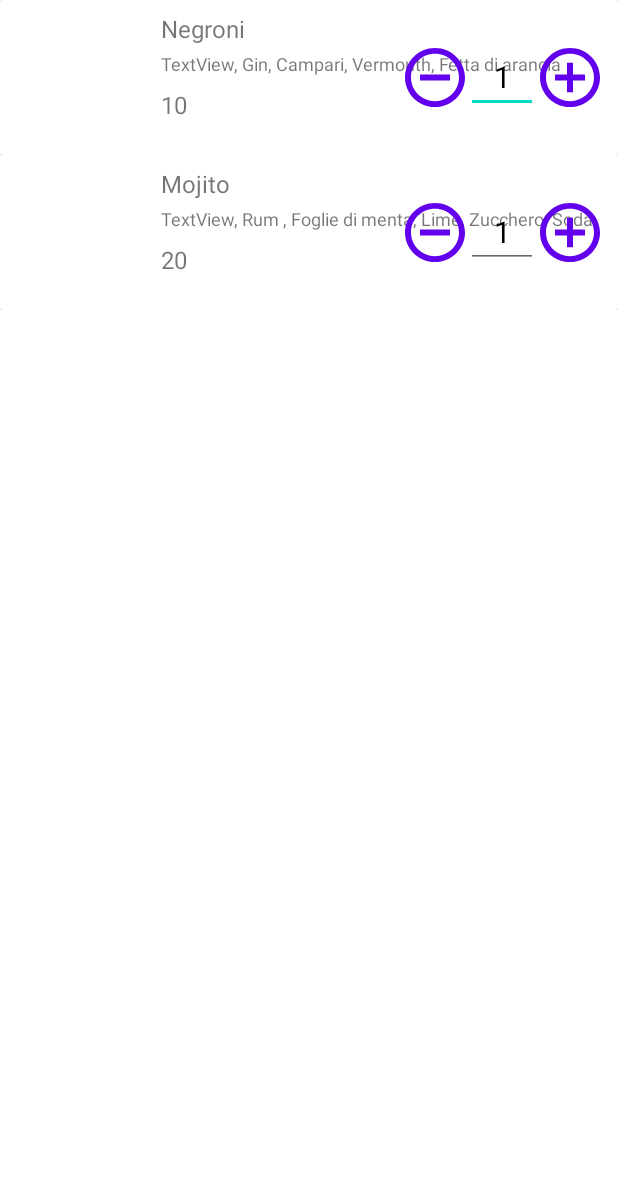
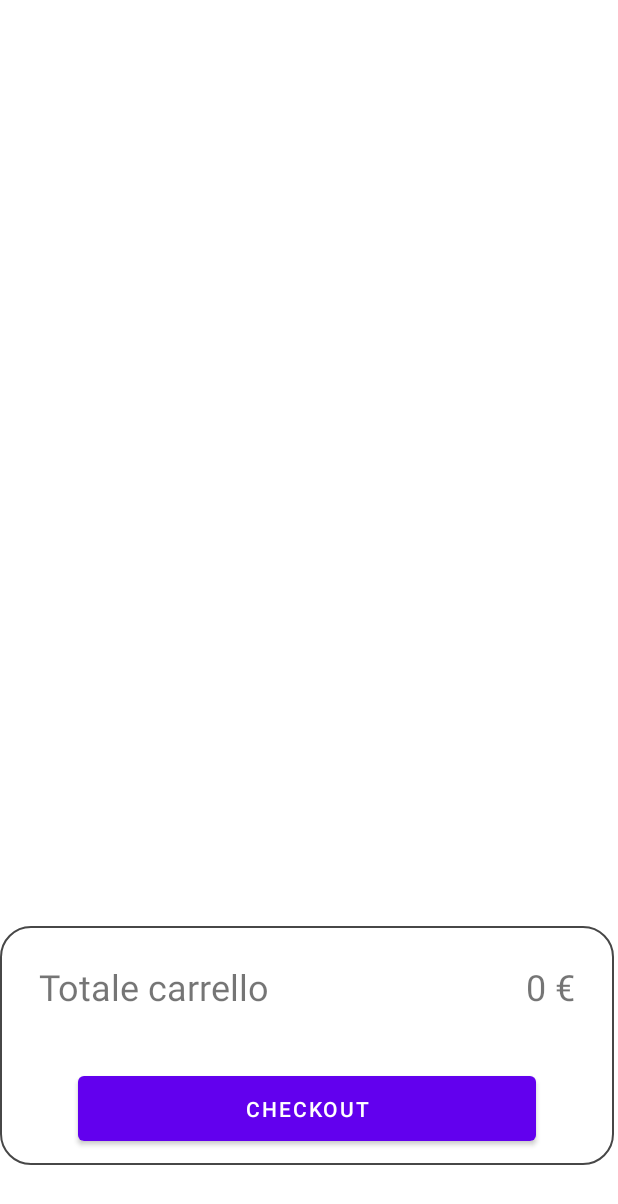
Before and after one commit to ErNikki/DiscoTicket, an Android app: the DrinkMenu screen opened directly, with no data from a screen before it, on a phone screen of 412 x 824 dp. Shown: the top 1204 px of the screen. Run offline under Robolectric (Android 15) with nearby library versions, the phone set to English and light mode, and no system bars; 2 statements that could not run were skipped.

Commit message:
drink menu start implementation at least over!

```diff
--- a/app/src/main/java/com/hackerini/discoticket/activities/ClubDetails.kt
+++ b/app/src/main/java/com/hackerini/discoticket/activities/ClubDetails.kt
@@ -21,6 +21,8 @@ class ClubDetails : AppCompatActivity() {
         val club = intent.getSerializableExtra("club") as Club
         Log.d("TAG", club.name)
 
+
+
         val clubImage = findViewById<ImageView>(R.id.clubDetailClubImage)
         val clubName = findViewById<TextView>(R.id.clubDetailsClubName)
         val address= findViewById<TextView>(R.id.clubDetailsAddress)
@@ -43,6 +45,7 @@ class ClubDetails : AppCompatActivity() {
         val drinkMenuButton = findViewById<Button>(R.id.clubDetailsDrinkMenuButton) as Button
         drinkMenuButton.setOnClickListener {
             val intent = Intent(this, DrinkMenu::class.java)
+            intent.putExtra("club",club)
             startActivity(intent)
         }
 
--- a/app/src/main/java/com/hackerini/discoticket/activities/DrinkMenu.kt
+++ b/app/src/main/java/com/hackerini/discoticket/activities/DrinkMenu.kt
@@ -1,64 +1,72 @@
 package com.hackerini.discoticket.activities
 
 import android.annotation.SuppressLint
-import androidx.appcompat.app.AppCompatActivity
 import android.os.Bundle
+import android.util.Log
+import android.widget.Button
 import android.widget.FrameLayout
 import android.widget.LinearLayout
-import android.widget.ScrollView
+import android.widget.TextView
+import androidx.appcompat.app.AppCompatActivity
 import com.hackerini.discoticket.R
 import com.hackerini.discoticket.fragments.elements.DrinkElement
-import com.hackerini.discoticket.fragments.elements.EventElement
+import com.hackerini.discoticket.objects.Club
 import com.hackerini.discoticket.objects.Drink
 
 class DrinkMenu : AppCompatActivity() {
+
+
+
     @SuppressLint("ResourceType")
     override fun onCreate(savedInstanceState: Bundle?) {
         super.onCreate(savedInstanceState)
         setContentView(R.layout.activity_drink_menu)
 
+        val totalCart=findViewById<TextView>(R.id.drinkMenuCartTotal)
+        totalCart.setText(0.toString().plus(" €"))
+
+        val club = intent.getSerializableExtra("club") as Club
+        Log.d("TAG", club.name)
+
+        val drinks=club?.drinks
+
         //var scrollView = findViewById<ScrollView>(R.id.drinkMenuScrollView)
-        var layout= findViewById<LinearLayout>(R.id.drinkMenuLinearLayout)
+        val layout= findViewById<LinearLayout>(R.id.drinkMenuLinearLayout)
 
-        val manager = supportFragmentManager.fragments
+        val fragmentManager = supportFragmentManager.fragments
         val transaction = supportFragmentManager.beginTransaction()
 
-        for (fragment in manager) {
+        for (fragment in fragmentManager) {
             transaction.remove(fragment)
         }
 
-        val drink1= Drink("Negroni",10)
-        val drink2= Drink("Mojito",20)
-
-        val frame = FrameLayout(this)
-        frame.id=1
-        layout.addView(frame)
-        transaction.add(1,DrinkElement.newInstance(drink1) )
-
-        val frame2 = FrameLayout(this)
-        frame2.id=2
-        layout.addView(frame2)
-        transaction.add(2,DrinkElement.newInstance(drink2) )
+        var i=0
+        if (drinks != null) {
+            drinks.forEach { e->
+                val drink= Drink(e)
+                val frame = FrameLayout(this)
+                frame.id=i
+                layout.addView(frame)
+                transaction.add(i,DrinkElement.newInstance(drink),e)
+                i++
+            }
+        }
         transaction.commit()
 
-        /*
-        LinearLayout layout = (LinearLayout)findViewById(R.id.linear);
-        FragmentTxn txn = getFragmentManager.beginTransaction();
-        int i = 1; // This seems really fragile though
-        for (Fragment f : fragments) {
-              FrameLayout frame = new FrameLayout(this);
-              frame.setId(i);
-              layout.addView(frame);
-              txn.add(i, f);
-              i++;
-         }
-         txn.commit();
-         */
+        val checkoutButton=findViewById<Button>(R.id.drinkMenuCheckoutButon)
+        checkoutButton.setOnClickListener {
+            //manca solo buildare l'order item!!!!!!
+            if (drinks != null) {
+                drinks.forEach { e->
+                    var drinkElement= getSupportFragmentManager().findFragmentByTag(e) as DrinkElement
+                    Log.d("tag",drinkElement.getName())
+                    Log.d("tag", drinkElement.getPrice().toString())
+                    Log.d("tag", drinkElement.getQuantity().toString())
+                }
+            }
 
 
-
-        /*transaction.add(R.id.drinkMenuLinearLayout, DrinkElement.newInstance(drink1))
-        transaction.add(R.id.drinkMenuLinearLayout, DrinkElement.newInstance(drink2))
-        transaction.commitNow()*/
+            //Log.d("tag", )
+        }
     }
 }
--- a/app/src/main/java/com/hackerini/discoticket/activities/SearchResult.kt
+++ b/app/src/main/java/com/hackerini/discoticket/activities/SearchResult.kt
@@ -103,7 +103,7 @@ class SearchResult : AppCompatActivity() {
             ft.add(R.id.searchResultLinearLayout, EventElement.newInstance(event0))
             ft.add(R.id.searchResultLinearLayout, EventElement.newInstance(event1))
         }
-        5
+        ft.commitNow()
     }
 
 
--- a/app/src/main/java/com/hackerini/discoticket/objects/Drink.kt
+++ b/app/src/main/java/com/hackerini/discoticket/objects/Drink.kt
@@ -2,8 +2,11 @@ package com.hackerini.discoticket.objects
 
 import java.io.Serializable
 
-class Drink(drinkName:String, price:Int) : Serializable{
-
+class Drink (var drinkName:String, var price: Int=(8..11).random()) : Serializable{
+    //var price=(8..11).random()
+    /*constructor(drinkName:String, price:Int) : this(drinkName){
+        this.price=price
+    }*/
     companion object {
         val ingredients = mapOf<String, Array<String>>(
             "Negroni" to arrayOf("Gin", "Campari", "Vermouth", "Fetta di arancia"),
@@ -11,12 +14,13 @@ class Drink(drinkName:String, price:Int) : Serializable{
             "Mojito" to arrayOf("Rum ", "Foglie di menta", "Lime", "Zucchero", "Soda"),
             "White Russian" to arrayOf("Vodka", "Liquore al caffè", "Panna fresca liquida"),
             "London Mule" to arrayOf("Gin", "Succo di lime", "Ginger beer", "Fetta di lime"),
-            "Whisky sour" to arrayOf("Bourbon whiskey", "Succo di limone", "sciroppo di zucchero")
+            "Whisky sour" to arrayOf("Bourbon whiskey", "Succo di limone", "sciroppo di zucchero"),
+            "Gin Lemon" to arrayOf("Gin", "Limonata", "Fetta di limone" ),
+            "Gin Tonic" to arrayOf("Gin", "Acqua tonica", "Fetta di limone"),
+            "Margharita" to arrayOf("Tequila", "Succo di lime", "Triple sec", "Sale fino")
+
         )
     }
-
-    var drinkName: String = drinkName
-    var price= price
 
     var drinkIngredients: Array<String>? = arrayOf("")
         get() {
--- /dev/null
+++ b/app/src/main/res/drawable/customborder.xml
@@ -0,0 +1,6 @@
+<?xml version="1.0" encoding="UTF-8"?>
+<shape xmlns:android="http://schemas.android.com/apk/res/android" android:shape="rectangle">
+    <corners android:radius="20dp"/>
+    <padding android:left="10dp" android:right="10dp" android:top="10dp" android:bottom="10dp"/>
+    <stroke android:width="1dp" android:color="#474747"/>
+</shape>
--- a/app/src/main/res/layout/activity_drink_menu.xml
+++ b/app/src/main/res/layout/activity_drink_menu.xml
@@ -8,21 +8,61 @@
 
     <ScrollView
         android:id="@+id/drinkMenuScrollView"
-        android:layout_width="408dp"
-        android:layout_height="621dp"
+        android:layout_width="409dp"
+        android:layout_height="570dp"
         app:layout_constraintEnd_toEndOf="parent"
         app:layout_constraintStart_toStartOf="parent"
-        app:layout_constraintTop_toTopOf="parent">
+        app:layout_constraintTop_toTopOf="parent"
+        tools:ignore="SpeakableTextPresentCheck">
 
         <LinearLayout
+            android:id="@+id/drinkMenuLinearLayout"
             android:layout_width="match_parent"
             android:layout_height="wrap_content"
             android:orientation="vertical" />
     </ScrollView>
 
-    <LinearLayout
-        android:id="@+id/drinkMenuLinearLayout"
-        android:layout_width="match_parent"
-        android:layout_height="match_parent"
-        android:orientation="vertical"></LinearLayout>
+    <androidx.constraintlayout.widget.ConstraintLayout
+        android:layout_width="409dp"
+        android:layout_height="159dp"
+        android:background="@drawable/customborder"
+        app:layout_constraintBottom_toBottomOf="parent"
+        app:layout_constraintStart_toStartOf="parent"
+        app:layout_constraintTop_toBottomOf="@+id/drinkMenuScrollView">
+
+        <Button
+            android:id="@+id/drinkMenuCheckoutButon"
+            android:layout_width="305dp"
+            android:layout_height="55dp"
+            android:text="Checkout"
+            app:layout_constraintBottom_toBottomOf="parent"
+            app:layout_constraintEnd_toEndOf="parent"
+            app:layout_constraintStart_toStartOf="parent" />
+
+        <TextView
+            android:id="@+id/drinkMenuCartTotalLabel"
+            android:layout_width="wrap_content"
+            android:layout_height="wrap_content"
+            android:layout_marginStart="16dp"
+            android:layout_marginBottom="24dp"
+            android:text="Totale carrello"
+            android:textSize="24sp"
+            app:layout_constraintBottom_toTopOf="@+id/drinkMenuCheckoutButon"
+            app:layout_constraintStart_toStartOf="parent"
+            app:layout_constraintTop_toTopOf="parent" />
+
+        <TextView
+            android:id="@+id/drinkMenuCartTotal"
+            android:layout_width="wrap_content"
+            android:layout_height="wrap_content"
+            android:layout_marginEnd="16dp"
+            android:layout_marginBottom="24dp"
+            android:text="TextView"
+            android:textSize="24sp"
+            app:layout_constraintBottom_toTopOf="@+id/drinkMenuCheckoutButon"
+            app:layout_constraintEnd_toEndOf="parent"
+            app:layout_constraintTop_toTopOf="parent" />
+    </androidx.constraintlayout.widget.ConstraintLayout>
+
+
 </androidx.constraintlayout.widget.ConstraintLayout>
--- a/app/src/main/res/layout/fragment_drink_element.xml
+++ b/app/src/main/res/layout/fragment_drink_element.xml
@@ -11,14 +11,14 @@
 
     <androidx.cardview.widget.CardView
         android:layout_width="match_parent"
-        android:layout_height="103dp">
+        android:layout_height="126dp">
 
         <androidx.constraintlayout.widget.ConstraintLayout
             android:layout_width="match_parent"
             android:layout_height="match_parent">
 
             <ImageView
-                android:id="@+id/drinkElementDrinkicon"
+                android:id="@+id/drinkElementDrinkIcon"
                 android:layout_width="91dp"
                 android:layout_height="81dp"
                 android:layout_marginStart="8dp"
@@ -34,8 +34,8 @@
                 android:layout_marginStart="8dp"
                 android:layout_marginTop="8dp"
                 android:text="TextView"
-                android:textSize="16sp"
-                app:layout_constraintStart_toEndOf="@+id/drinkElementDrinkicon"
+                android:textSize="20sp"
+                app:layout_constraintStart_toEndOf="@+id/drinkElementDrinkIcon"
                 app:layout_constraintTop_toTopOf="parent" />
 
             <TextView
@@ -45,8 +45,8 @@
                 android:layout_marginStart="8dp"
                 android:layout_marginTop="4dp"
                 android:text="TextView"
-                android:textSize="12sp"
-                app:layout_constraintStart_toEndOf="@+id/drinkElementDrinkicon"
+                android:textSize="14sp"
+                app:layout_constraintStart_toEndOf="@+id/drinkElementDrinkIcon"
                 app:layout_constraintTop_toBottomOf="@+id/drinkElementDrinkName" />
 
             <TextView
@@ -56,19 +56,19 @@
                 android:layout_marginStart="8dp"
                 android:layout_marginTop="8dp"
                 android:text="TextView"
-                android:textSize="16sp"
-                app:layout_constraintStart_toEndOf="@+id/drinkElementDrinkicon"
+                android:textSize="20sp"
+                app:layout_constraintStart_toEndOf="@+id/drinkElementDrinkIcon"
                 app:layout_constraintTop_toBottomOf="@+id/drinkElementIngredients" />
 
             <RelativeLayout
-                android:layout_width="138dp"
-                android:layout_height="63dp"
+                android:layout_width="131dp"
+                android:layout_height="60dp"
                 android:layout_marginEnd="8dp"
+                android:layout_marginBottom="8dp"
                 android:paddingTop="8dp"
                 android:paddingBottom="8dp"
                 app:layout_constraintBottom_toBottomOf="parent"
-                app:layout_constraintEnd_toEndOf="parent"
-                app:layout_constraintTop_toTopOf="parent">
+                app:layout_constraintEnd_toEndOf="parent">
 
                 <Button
                     android:id="@+id/drinkElementDecreaseButton"
```
Also changed, not shown: app/src/main/java/com/hackerini/discoticket/fragments/elements/DrinkElement.kt (+52 -20 lines), app/src/main/java/com/hackerini/discoticket/objects/Club.kt (+11 -0 lines).
